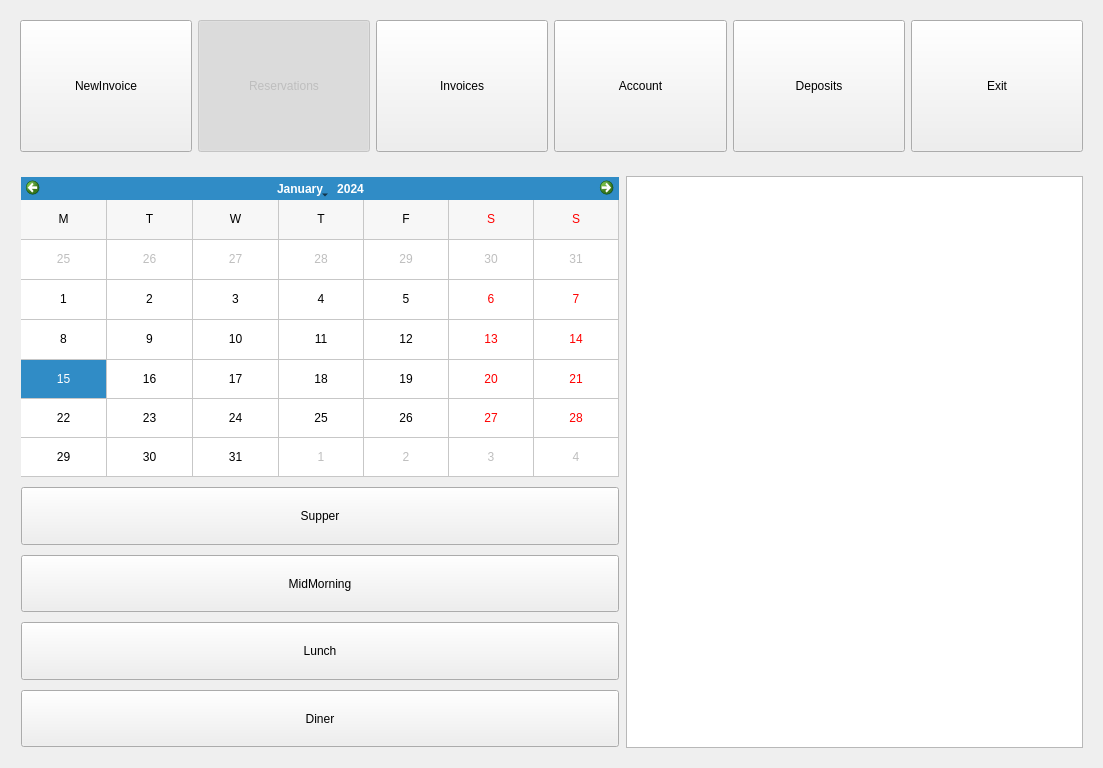
This is penyamanager/user/tablereservationview.ui in eguzki/penyamanager as Qt 5 draws it before an edit. The edited form follows.
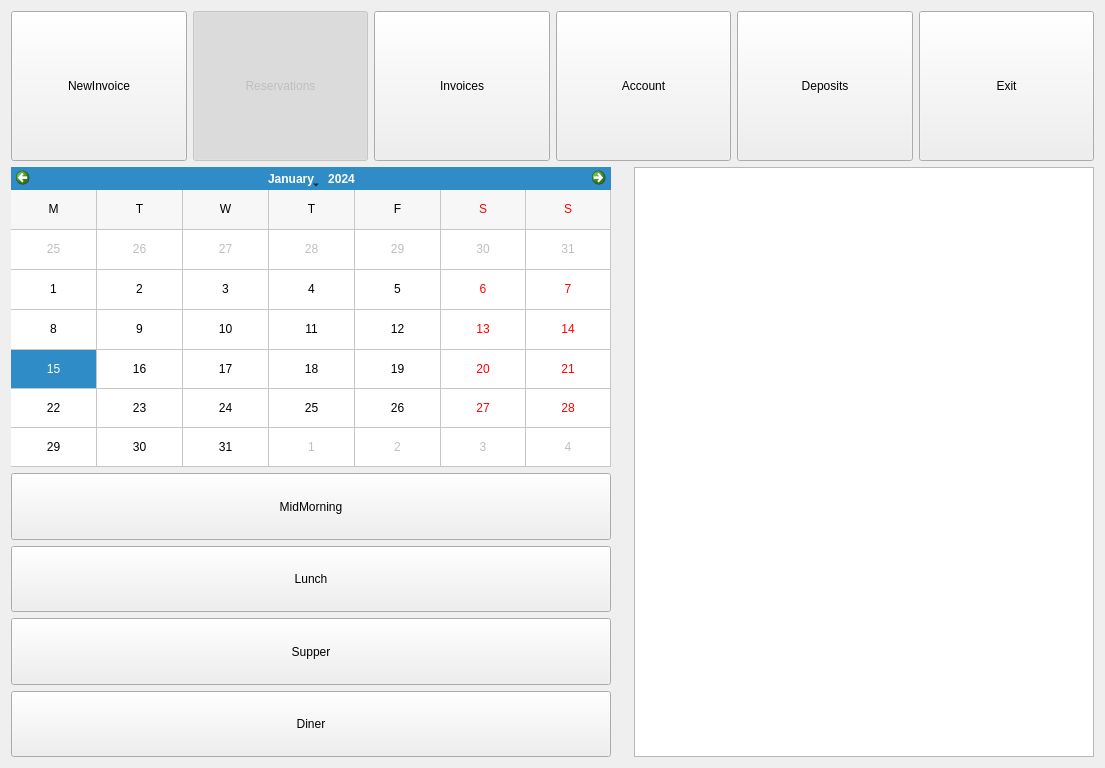
This is the edited form.

What changed in the file:
```diff
--- a/penyamanager/user/tablereservationview.ui
+++ b/penyamanager/user/tablereservationview.ui
@@ -6,7 +6,7 @@
    <rect>
     <x>0</x>
     <y>0</y>
-    <width>1042</width>
+    <width>1105</width>
     <height>768</height>
    </rect>
   </property>
@@ -29,6 +29,18 @@
       </size>
      </property>
      <layout class="QHBoxLayout" name="horizontalLayout_5">
+      <property name="leftMargin">
+       <number>0</number>
+      </property>
+      <property name="topMargin">
+       <number>0</number>
+      </property>
+      <property name="rightMargin">
+       <number>0</number>
+      </property>
+      <property name="bottomMargin">
+       <number>0</number>
+      </property>
       <item>
        <widget class="QPushButton" name="newinvoiceButton">
         <property name="sizePolicy">
@@ -164,6 +176,18 @@
       </size>
      </property>
      <layout class="QHBoxLayout" name="horizontalLayout_2">
+      <property name="leftMargin">
+       <number>0</number>
+      </property>
+      <property name="topMargin">
+       <number>0</number>
+      </property>
+      <property name="rightMargin">
+       <number>0</number>
+      </property>
+      <property name="bottomMargin">
+       <number>0</number>
+      </property>
       <item>
        <widget class="QWidget" name="searchWidget" native="true">
         <property name="minimumSize">
@@ -183,19 +207,19 @@
         </property>
         <layout class="QVBoxLayout" name="verticalLayout_2">
          <property name="spacing">
-          <number>10</number>
+          <number>6</number>
          </property>
          <property name="leftMargin">
-          <number>1</number>
+          <number>0</number>
          </property>
          <property name="topMargin">
-          <number>1</number>
+          <number>0</number>
          </property>
          <property name="rightMargin">
-          <number>1</number>
+          <number>0</number>
          </property>
          <property name="bottomMargin">
-          <number>1</number>
+          <number>0</number>
          </property>
          <item>
           <widget class="QCalendarWidget" name="calendarWidget">
@@ -222,22 +246,6 @@
            </property>
           </widget>
          </item>
-         <item>
-          <widget class="QPushButton" name="supperButton">
-           <property name="sizePolicy">
-            <sizepolicy hsizetype="Minimum" vsizetype="Expanding">
-             <horstretch>0</horstretch>
-             <verstretch>0</verstretch>
-            </sizepolicy>
-           </property>
-           <property name="text">
-            <string>Supper</string>
-           </property>
-           <attribute name="buttonGroup">
-            <string notr="true">reservationTypeButtonGroup</string>
-           </attribute>
-          </widget>
-         </item>
          <item>
           <widget class="QPushButton" name="midMorningButton">
            <property name="sizePolicy">
@@ -285,6 +293,22 @@
            </attribute>
           </widget>
          </item>
+         <item>
+          <widget class="QPushButton" name="supperButton">
+           <property name="sizePolicy">
+            <sizepolicy hsizetype="Minimum" vsizetype="Expanding">
+             <horstretch>0</horstretch>
+             <verstretch>0</verstretch>
+            </sizepolicy>
+           </property>
+           <property name="text">
+            <string>Supper</string>
+           </property>
+           <attribute name="buttonGroup">
+            <string notr="true">reservationTypeButtonGroup</string>
+           </attribute>
+          </widget>
+         </item>
          <item>
           <widget class="QPushButton" name="dinnerButton">
            <property name="sizePolicy">
@@ -336,13 +360,13 @@
        <widget class="QTableWidget" name="tableReservationTableWidget">
         <property name="minimumSize">
          <size>
-          <width>457</width>
+          <width>460</width>
           <height>0</height>
          </size>
         </property>
         <property name="maximumSize">
          <size>
-          <width>457</width>
+          <width>460</width>
           <height>16777215</height>
          </size>
         </property>
```
